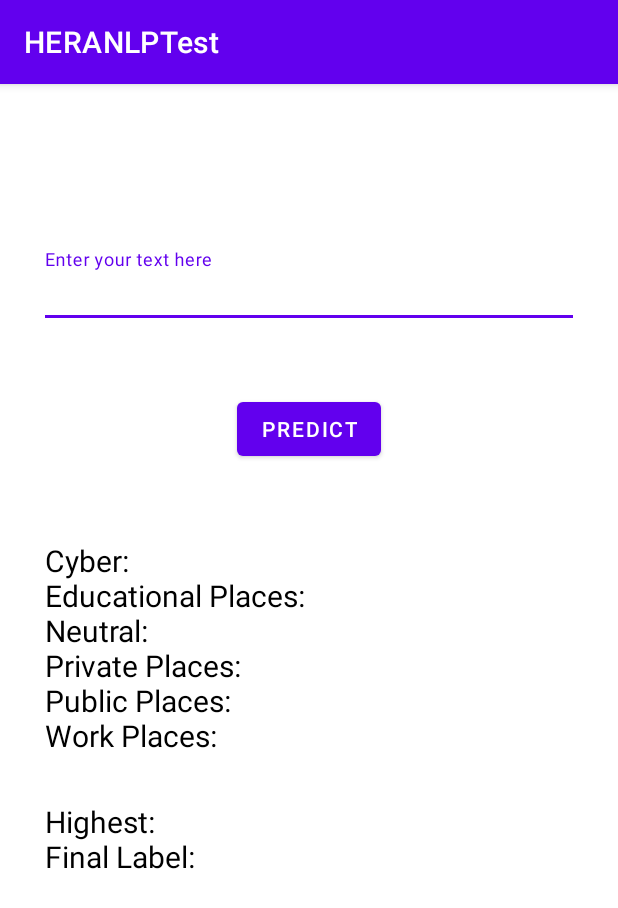
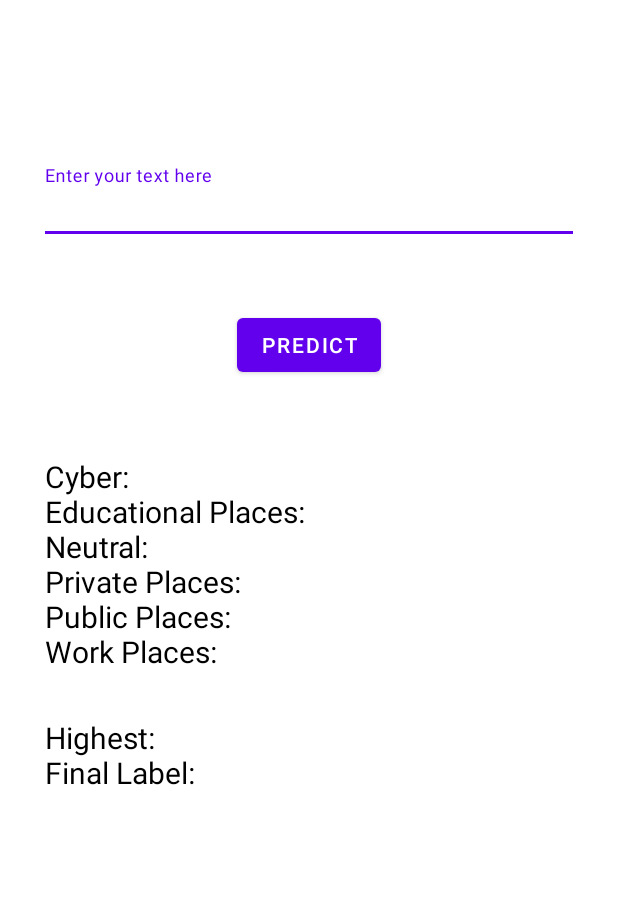
Before and after one commit to josephananda/HERANLPTest, an Android app: the screen it shows after launch (MainActivity), on a phone screen of 412 x 824 dp. Shown: the top 908 px of the screen. Run offline under Robolectric (Android 15) with nearby library versions, the phone set to English and light mode, and no system bars; libraries missing offline, so code that uses them is left out: org.tensorflow.lite; 1 statement that could not run was skipped.

Commit message:
Modifying Themes

```diff
--- a/app/src/main/res/values-night/themes.xml
+++ b/app/src/main/res/values-night/themes.xml
@@ -1,10 +1,10 @@
 <resources xmlns:tools="http://schemas.android.com/tools">
     <!-- Base application theme. -->
-    <style name="Theme.HERANLPTest" parent="Theme.MaterialComponents.DayNight.DarkActionBar">
+    <style name="Theme.HERANLPTest" parent="Theme.MaterialComponents.Light.NoActionBar">
         <!-- Primary brand color. -->
         <item name="colorPrimary">@color/purple_200</item>
         <item name="colorPrimaryVariant">@color/purple_700</item>
-        <item name="colorOnPrimary">@color/black</item>
+        <item name="colorOnPrimary">@color/white</item>
         <!-- Secondary brand color. -->
         <item name="colorSecondary">@color/teal_200</item>
         <item name="colorSecondaryVariant">@color/teal_200</item>
--- a/app/src/main/res/values/themes.xml
+++ b/app/src/main/res/values/themes.xml
@@ -1,6 +1,6 @@
 <resources xmlns:tools="http://schemas.android.com/tools">
     <!-- Base application theme. -->
-    <style name="Theme.HERANLPTest" parent="Theme.MaterialComponents.DayNight.DarkActionBar">
+    <style name="Theme.HERANLPTest" parent="Theme.MaterialComponents.Light.NoActionBar">
         <!-- Primary brand color. -->
         <item name="colorPrimary">@color/purple_500</item>
         <item name="colorPrimaryVariant">@color/purple_700</item>
```
